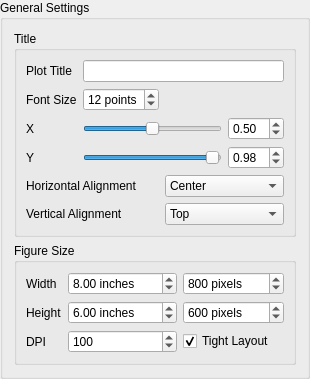
Qt form mtpy/gui/SmartMT/ui_asset/groupbox_common.ui (MTgeophysics/mtpy) before a commit.
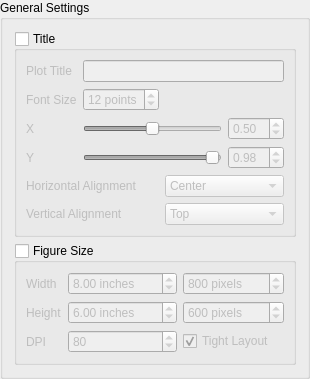
The same form after that commit.

```diff
--- a/mtpy/gui/SmartMT/ui_asset/groupbox_common.ui
+++ b/mtpy/gui/SmartMT/ui_asset/groupbox_common.ui
@@ -34,6 +34,12 @@
      <property name="title">
       <string>Figure Size</string>
      </property>
+     <property name="checkable">
+      <bool>true</bool>
+     </property>
+     <property name="checked">
+      <bool>false</bool>
+     </property>
      <layout class="QGridLayout" name="gridLayout_3">
       <item row="2" column="0">
        <widget class="QLabel" name="label_4">
@@ -106,7 +112,7 @@
          <number>1000</number>
         </property>
         <property name="value">
-         <number>100</number>
+         <number>80</number>
         </property>
        </widget>
       </item>
@@ -163,6 +169,12 @@
      <property name="title">
       <string>Title</string>
      </property>
+     <property name="checkable">
+      <bool>true</bool>
+     </property>
+     <property name="checked">
+      <bool>false</bool>
+     </property>
      <layout class="QGridLayout" name="gridLayout_2">
       <item row="4" column="1" colspan="2">
        <widget class="QSlider" name="horizontalSlider_y">
```
